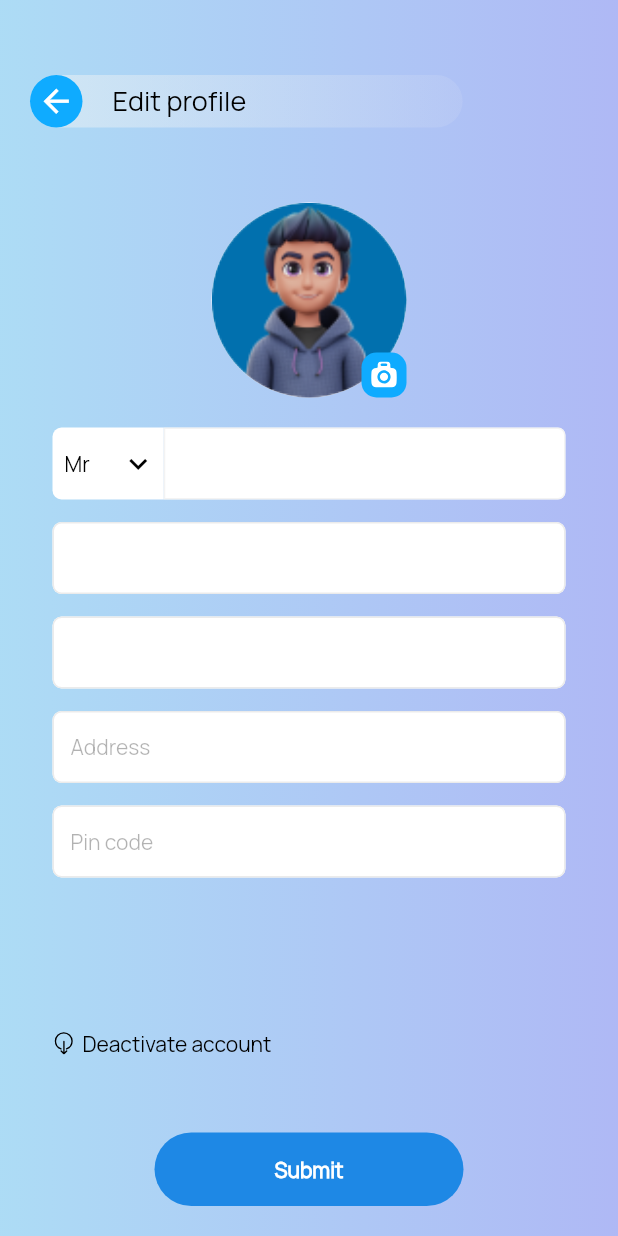
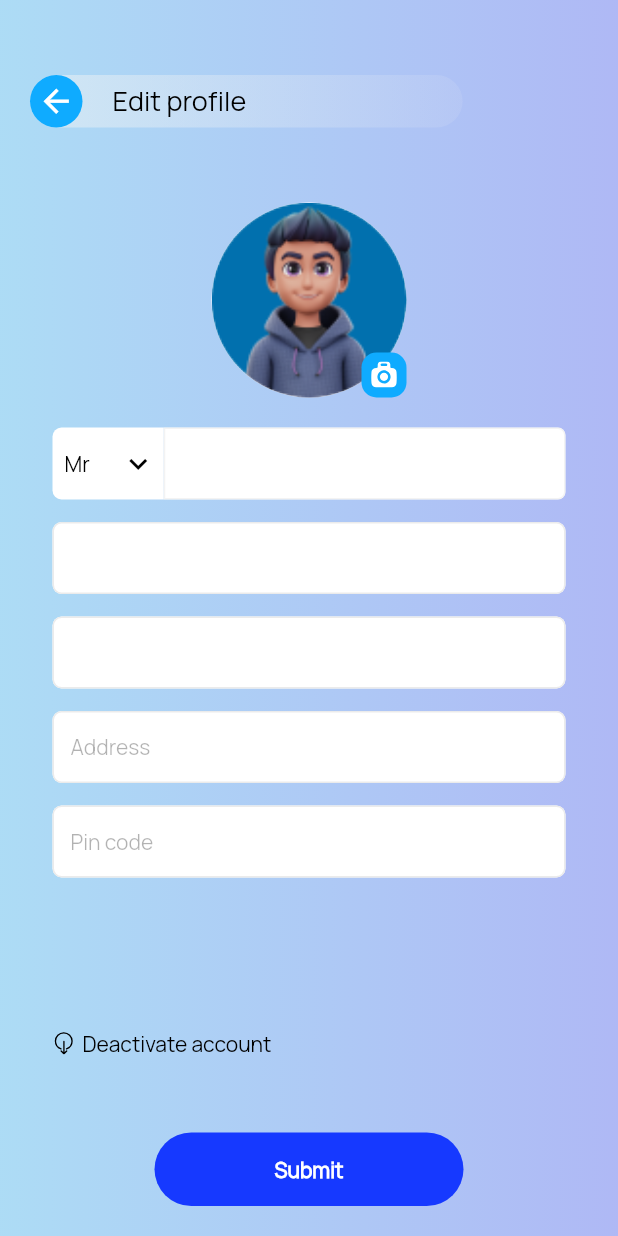
Before and after one commit to manoharantechie/coolwell_app, a Flutter app: the Edit_Profile_Screen screen opened directly, on a phone screen of 412 x 824 dp. Run offline on Flutter 3.47's test engine with Material 2 defaults, Android fonts, the phone set to English and light mode, and no system bars; our stand-ins replace awesome_snackbar_content, flutter_map, flutter_svg, geocoding, geolocator, image_picker and 4 more; missing offline and left inert: country_calling_code_picker, flutter_sim_country_code; accounts and stored records are empty; network calls fail; project files that could hold a hidden picture were left out.

Commit message:
update_24-05-2023_3

```diff
--- a/lib/screens/user/profile/edit_profile.dart
+++ b/lib/screens/user/profile/edit_profile.dart
@@ -393,7 +393,6 @@ class _Edit_Profile_ScreenState extends State<Edit_Profile_Screen> {
                                 controller: emailController,
                               ),
                               const SizedBox(height: 15.0,),
-
                               TextFormFieldCustom(
                                 onEditComplete: () {
                                   addressFocus.unfocus();
@@ -587,7 +586,7 @@ class _Edit_Profile_ScreenState extends State<Edit_Profile_Screen> {
                               padding: EdgeInsets.fromLTRB(0.0, 15.0, 0.0, 15.0),
                               decoration: BoxDecoration(
                                 borderRadius: BorderRadius.circular(30.0),
-                                color: Theme.of(context).buttonColor,
+                                color: Theme.of(context).shadowColor,
                               ),
                               child: Text(
                                 AppLocalizations.instance
@@ -808,7 +807,7 @@ class _Edit_Profile_ScreenState extends State<Edit_Profile_Screen> {
                                       FontWeight.w500,
                                       'FontRegular'),
                                   iconColor: Theme.of(context).focusColor,
-                                  buttonColor: Theme.of(context).cardColor,
+                                  shadowColor: Theme.of(context).cardColor,
                                   splashColor: Theme.of(context).focusColor,
                                   onPressed: () {
                                     setState(() {
@@ -821,7 +820,6 @@ class _Edit_Profile_ScreenState extends State<Edit_Profile_Screen> {
                               flex: 4,
                             ),
                           ],
-
                         ),
                       ],
                     ),
```
